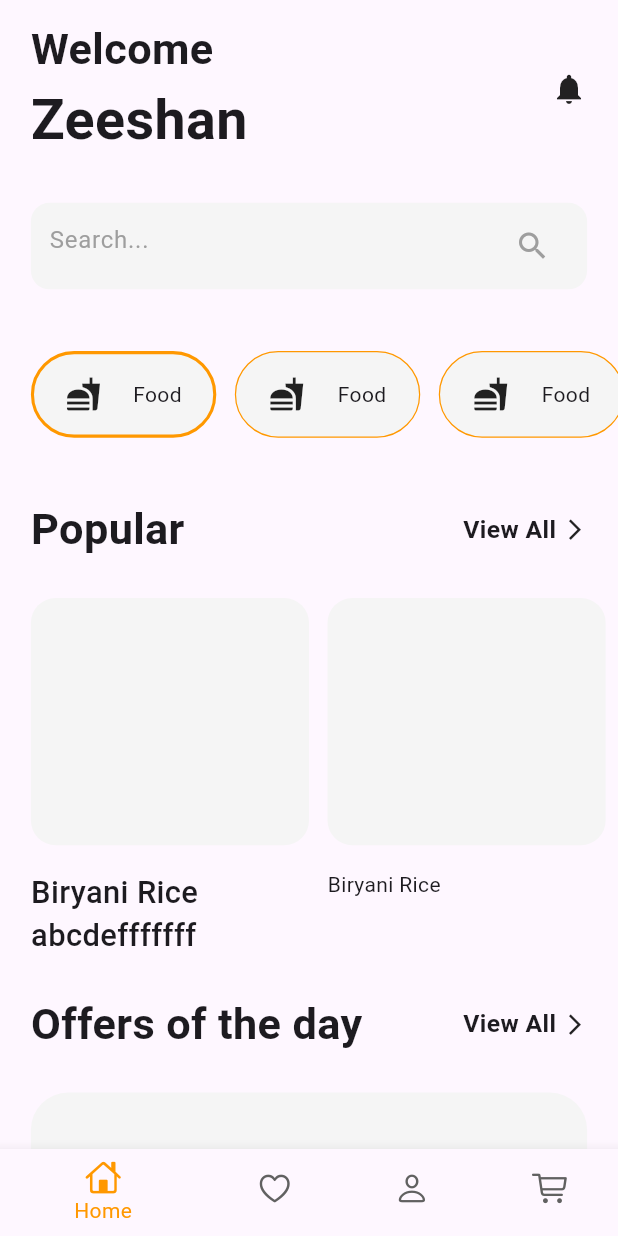
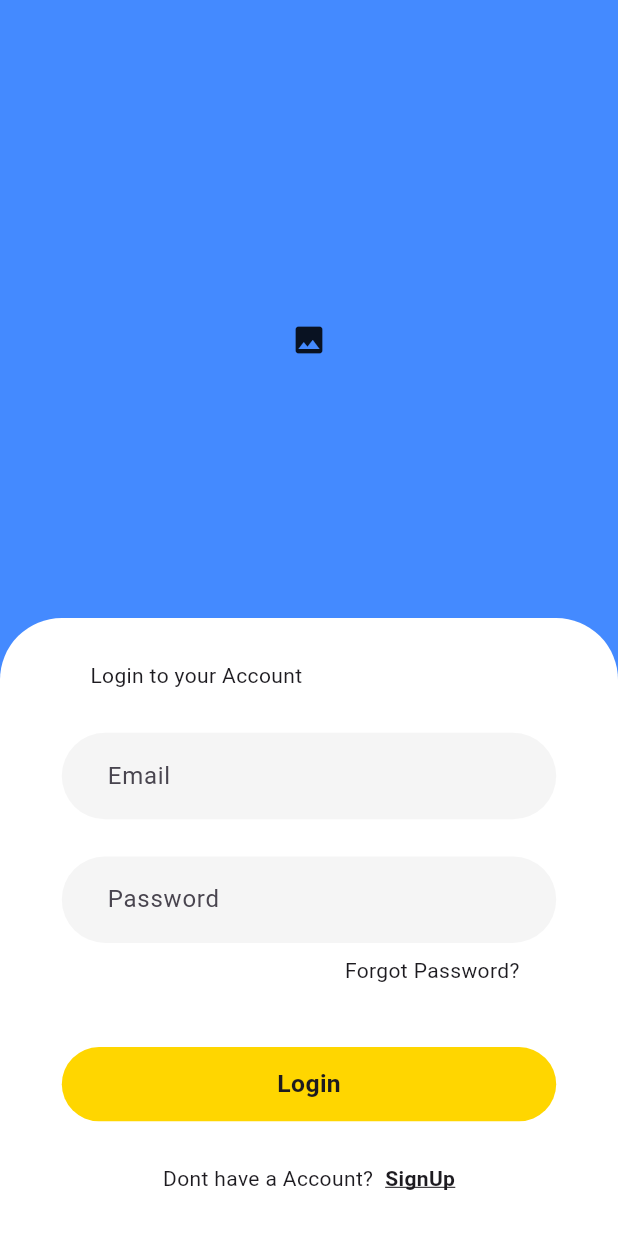
Before and after one commit to SayedZeeshanHyder/RestrauntApp, a Flutter app: the screen it shows after launch, on a phone screen of 412 x 824 dp. Run offline on Flutter 3.47's test engine with Material 3 defaults, Android fonts, the phone set to English and light mode, and no system bars; our stand-ins replace firebase_core, google_fonts; accounts and stored records are empty.

Commit message:
Added Login Page and Signup Page without Functionality

```diff
--- a/lib/main.dart
+++ b/lib/main.dart
@@ -1,7 +1,8 @@
 import 'package:flutter/material.dart';
 import 'package:firebase_core/firebase_core.dart';
+import 'package:mprapp/screens/auth/login.dart';
+import 'package:mprapp/screens/auth/signup.dart';
 
-import 'screens/home/home.dart';
 
 void main() async{
   WidgetsFlutterBinding.ensureInitialized();
@@ -15,12 +16,12 @@ class MyApp extends StatelessWidget {
   @override
   Widget build(BuildContext context) {
     return MaterialApp(
-      title: 'Flutter Demo',
+      title: 'MPR App',
       debugShowCheckedModeBanner: false,
       theme: ThemeData(
         useMaterial3: true,
       ),
-      home: Home(),
+      home: login(),
     );
   }
 }
--- /dev/null
+++ b/lib/screens/auth/login.dart
@@ -0,0 +1,123 @@
+import 'package:flutter/material.dart';
+import 'package:mprapp/screens/auth/signup.dart';
+
+class login extends StatelessWidget
+{
+  @override
+  Widget build(BuildContext context) {
+
+    Size size = MediaQuery.of(context).size;
+
+    return Scaffold(
+      body: Stack(
+        children: [
+          Positioned(
+            top: 0,
+            child: Container(
+              alignment: Alignment.center,
+              width: size.width,
+              height: size.height*0.55,
+              color: Colors.blueAccent,
+              child: Icon(Icons.photo),
+            ),
+          ),
+          Positioned(
+            bottom: 0,
+            child: Container(
+              width: size.width,
+              height: size.height*0.5,
+              decoration: BoxDecoration(
+                color: Colors.white,
+                  borderRadius: BorderRadius.vertical(top: Radius.circular(size.width*0.1))
+              ),
+              child: Column(
+                children: [
+                  Spacer(),
+                  Row(
+                    children: [
+                      Spacer(flex: 2,),
+                      Text("Login to your Account"),
+                      Spacer(flex: 7,),
+                    ],
+                  ),
+                  Spacer(),
+                  Container(
+                    alignment: Alignment.center,
+                    padding: EdgeInsets.symmetric(horizontal: size.width*0.035),
+                    width: size.width*0.8,
+                    height: size.height*0.07,
+                    decoration: BoxDecoration(
+                      color: Colors.grey.shade100,
+                      borderRadius: BorderRadius.circular(size.width*0.08),
+                    ),
+                    child: TextField(
+                      decoration: InputDecoration(
+                        labelText: "Email",
+                        border: OutlineInputBorder(
+                          borderSide: BorderSide.none,
+                        ),
+                      )
+                    ),
+                  ),
+                  SizedBox(height: size.height*0.03,),
+                  Container(
+                    alignment: Alignment.center,
+                    padding: EdgeInsets.symmetric(horizontal: size.width*0.035),
+                    width: size.width*0.8,
+                    height: size.height*0.07,
+                    decoration: BoxDecoration(
+                      color: Colors.grey.shade100,
+                      borderRadius: BorderRadius.circular(size.width*0.08),
+                    ),
+                    child: TextField(
+                        decoration: InputDecoration(
+                          labelText: "Password",
+                          border: OutlineInputBorder(
+                            borderSide: BorderSide.none,
+                          ),
+                        )
+                    ),
+                  ),
+                  SizedBox(height: size.height*0.01,),
+                  Row(
+                    children: [
+                      Spacer(flex: 7,),
+                      Text("Forgot Password?"),
+                      Spacer(flex: 2,),
+                    ],
+                  ),
+                  SizedBox(height: size.height*0.05,),
+                  Container(
+                    alignment: Alignment.center,
+                    width: size.width*0.8,
+                    height: size.height*0.06,
+                    decoration: BoxDecoration(
+                      color: Colors.yellowAccent.shade700,
+                      borderRadius: BorderRadius.circular(size.width*0.06)
+                    ),
+                    child: Text("Login",style: TextStyle(fontWeight: FontWeight.bold,fontSize: size.width*0.04),),
+                  ),
+                  Spacer(),
+                  Row(
+                    mainAxisAlignment: MainAxisAlignment.center,
+                    children: [
+                      const Text("Dont have a Account? "),
+                      SizedBox(width: size.width*0.01,),
+                      InkWell(
+                        onTap: (){
+                          Navigator.push(context, MaterialPageRoute(builder: (context)=>SignUp()));
+                        },
+                        child: const Text("SignUp",style: TextStyle(decoration: TextDecoration.underline,fontWeight: FontWeight.bold),),),
+                    ],
+                  ),
+                  Spacer(),
+                ],
+              ),
+            ),
+          ),
+        ],
+      ),
+    );
+  }
+
+}
```
Also changed, not shown: lib/screens/auth/signup.dart (added, +142 -0 lines), loginUi.png (added), 1 other file.
